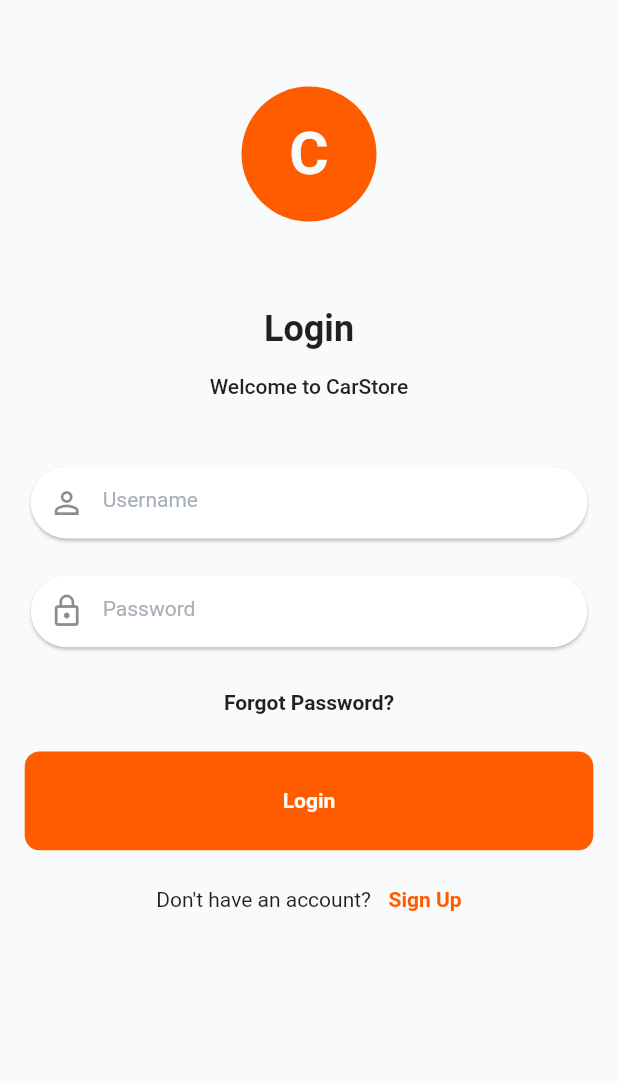
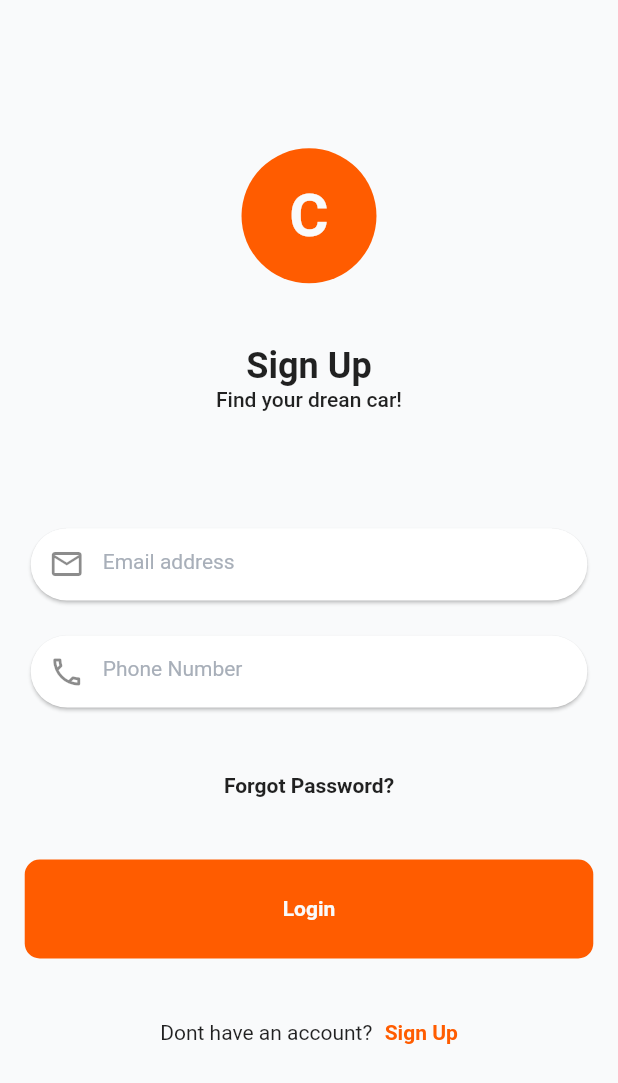
Before and after one commit to furkanagess/car_store_app, a Flutter app: the LoginView screen opened directly, on a phone screen of 412 x 824 dp. Shown: the top 1083 px of the screen. Run offline on Flutter 3.47's test engine with Material 2 defaults, Android fonts, the phone set to English and light mode, and no system bars.

Commit message:
login_view updated

```diff
--- a/lib/feature/view/auth/login_view.dart
+++ b/lib/feature/view/auth/login_view.dart
@@ -1,5 +1,9 @@
 import 'package:car_store_app/product/constants/app_colors.dart';
+import 'package:car_store_app/product/constants/app_strings.dart';
 import 'package:car_store_app/product/extension/context_extension.dart';
+import 'package:car_store_app/product/widgets/click_rich_text.dart';
+import 'package:car_store_app/product/widgets/clickable_text.dart';
+import 'package:car_store_app/product/widgets/custom_button.dart';
 import 'package:car_store_app/product/widgets/custom_textfield.dart';
 import 'package:flutter/material.dart';
 
@@ -14,81 +18,20 @@
       body: Center(
         child: Padding(
           padding: context.paddingNormal,
-          child: Column(
+          child: const Column(
             children: [
-              SizedBox(height: context.dynamicHeight(0.05)),
-              CircleAvatar(
-                backgroundColor: AppColors.orange,
-                radius: 45,
-                child: Text(
-                  'C',
-                  style: context.textTheme.headlineLarge?.copyWith(
-                    color: AppColors.background,
-                    fontWeight: FontWeight.bold,
-                  ),
-                ),
+              Expanded(
+                flex: 4,
+                child: HeaderLogoText(),
               ),
-              SizedBox(height: context.dynamicHeight(0.07)),
-              Text(
-                'Login',
-                style: context.textTheme.headlineSmall?.copyWith(
-                  fontWeight: FontWeight.bold,
-                ),
+              Expanded(
+                flex: 2,
+                child: TextfieldArea(),
               ),
-              SizedBox(height: context.dynamicHeight(0.02)),
-              Text(
-                'Welcome to CarStore',
-                style: context.textTheme.bodyLarge,
+              Expanded(
+                flex: 4,
+                child: ButtonAndSignup(),
               ),
-              SizedBox(height: context.dynamicHeight(0.05)),
-              CustomTextField(hintText: 'Username', icon: Icons.person_outline),
-              SizedBox(height: context.dynamicHeight(0.02)),
-              CustomTextField(hintText: 'Password', icon: Icons.lock_outline),
-              SizedBox(height: context.dynamicHeight(0.03)),
-              InkWell(
-                onTap: () {},
-                child: Text(
-                  'Forgot Password?',
-                  style: context.textTheme.bodyMedium?.copyWith(
-                    fontWeight: FontWeight.bold,
-                  ),
-                ),
-              ),
-              SizedBox(height: context.dynamicHeight(0.03)),
-              Container(
-                height: context.dynamicHeight(0.08),
-                decoration: BoxDecoration(
-                  borderRadius: BorderRadius.circular(10),
-                  color: AppColors.orange,
-                ),
-                child: Center(
-                  child: Text(
-                    'Login',
-                    style: context.textTheme.bodyLarge?.copyWith(
-                      color: AppColors.background,
-                      fontWeight: FontWeight.bold,
-                    ),
-                  ),
-                ),
-              ),
-              SizedBox(height: context.dynamicHeight(0.03)),
-              Row(
-                mainAxisAlignment: MainAxisAlignment.center,
-                children: [
-                  const Text("Don't have an account? "),
-                  SizedBox(width: context.dynamicHeight(0.01)),
-                  InkWell(
-                    onTap: () {},
-                    child: Text(
-                      'Sign Up',
-                      style: context.textTheme.bodyLarge?.copyWith(
-                        color: AppColors.orange,
-                        fontWeight: FontWeight.bold,
-                      ),
-                    ),
-                  ),
-                ],
-              )
             ],
           ),
         ),
@@ -96,3 +39,100 @@
     );
   }
 }
+
+class ButtonAndSignup extends StatelessWidget {
+  const ButtonAndSignup({
+    super.key,
+  });
+
+  @override
+  Widget build(BuildContext context) {
+    return Column(
+      children: [
+        SizedBox(
+          height: context.dynamicHeight(0.03),
+        ),
+        ClickableText(
+          onTap: () {},
+          text: AppStrings.forgotPassword,
+        ),
+        SizedBox(
+          height: context.dynamicHeight(0.05),
+        ),
+        CustomButton(
+          onTap: () {},
+          btnColor: AppColors.orange,
+          text: AppStrings.login,
+          dynamicHeight: 0.08,
+        ),
+        SizedBox(
+          height: context.dynamicHeight(0.05),
+        ),
+        ClickableTextRow(
+          text: AppStrings.dontHaveAccount,
+          onTap: () {},
+          clickableText: AppStrings.signUp,
+          textClr: AppColors.orange,
+        ),
+      ],
+    );
+  }
+}
+
+class TextfieldArea extends StatelessWidget {
+  const TextfieldArea({
+    super.key,
+  });
+
+  @override
+  Widget build(BuildContext context) {
+    return Column(
+      mainAxisAlignment: MainAxisAlignment.spaceEvenly,
+      children: [
+        CustomTextField(hintText: AppStrings.email, icon: Icons.mail_outline),
+        CustomTextField(hintText: AppStrings.phone, icon: Icons.phone_outlined),
+      ],
+    );
+  }
+}
+
+class HeaderLogoText extends StatelessWidget {
+  const HeaderLogoText({
+    super.key,
+  });
+
+  @override
+  Widget build(BuildContext context) {
+    return Column(
+      children: [
+        SizedBox(
+          height: context.dynamicHeight(0.1),
+        ),
+        CircleAvatar(
+          backgroundColor: AppColors.orange,
+          radius: 45,
+          child: Text(
+            AppStrings.logo,
+            style: context.textTheme.headlineLarge?.copyWith(
+              color: AppColors.background,
+              fontWeight: FontWeight.bold,
+            ),
+          ),
+        ),
+        SizedBox(
+          height: context.dynamicHeight(0.05),
+        ),
+        Text(
+          AppStrings.signUp,
+          style: context.textTheme.headlineSmall?.copyWith(
+            fontWeight: FontWeight.bold,
+          ),
+        ),
+        Text(
+          AppStrings.findYourDream,
+          style: context.textTheme.bodyLarge,
+        ),
+      ],
+    );
+  }
+}
--- a/lib/main.dart
+++ b/lib/main.dart
@@ -1,3 +1,4 @@
+import 'package:car_store_app/feature/view/auth/login_view.dart';
 import 'package:car_store_app/feature/view/auth/signup_view.dart';
 import 'package:car_store_app/product/constants/app_colors.dart';
 import 'package:car_store_app/product/constants/app_strings.dart';
@@ -13,7 +14,7 @@
     return MaterialApp(
       debugShowCheckedModeBanner: false,
       title: AppStrings.appName,
-      home: const SignupView(),
+      home: const LoginView(),
       theme: ThemeData().copyWith(
         colorScheme: ThemeData().colorScheme.copyWith(
               primary: AppColors.orange,
```
